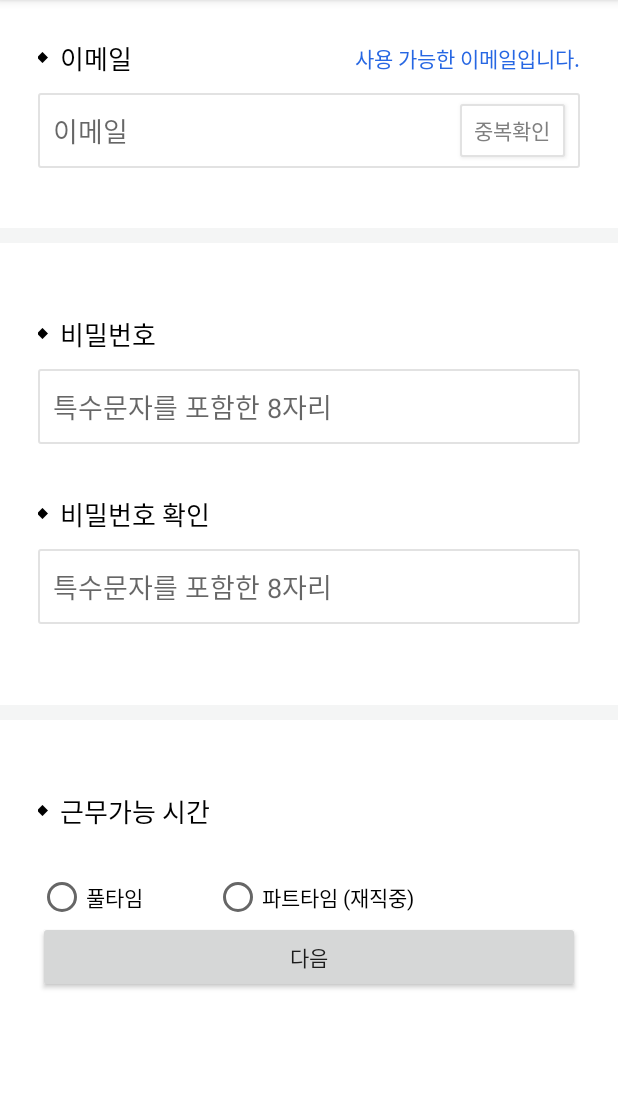
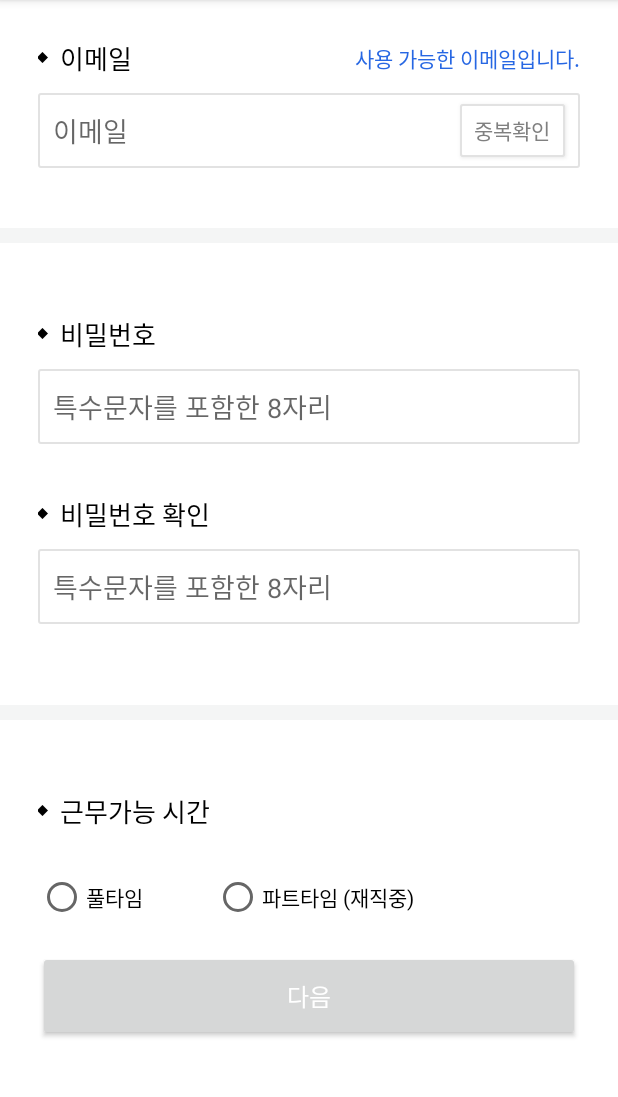
Before and after one commit to cyhaz/uiTestHard01, an Android app: the screen it shows after launch (SignUpActivity), on a phone screen of 412 x 824 dp, the part 84-1181 px from its top. Run offline under Robolectric (Android 15) with nearby library versions, the phone set to English and light mode, and no system bars.

Commit message:
전체 마무리 1

```diff
--- a/app/src/main/res/layout/activity_sign_up.xml
+++ b/app/src/main/res/layout/activity_sign_up.xml
@@ -7,6 +7,15 @@
     android:orientation="vertical"
     android:background="#FFFFFF"
     tools:context=".SignUpActivity">
+
+    <ScrollView
+        android:layout_width="match_parent"
+        android:layout_height="match_parent">
+
+        <LinearLayout
+            android:layout_width="match_parent"
+            android:layout_height="wrap_content"
+            android:orientation="vertical">
 
             <!-- 이메일 -->
             <LinearLayout
@@ -226,13 +235,20 @@
 
                 </RadioGroup>
 
+                // 다음 버튼
                 <Button
+                    android:layout_marginTop="20dp"
                     android:layout_width="match_parent"
-            android:layout_height="wrap_content"
-            android:text="다음"/>
+                    android:layout_height="60dp"
+                    android:text="다음"
+                    android:textSize="16dp"
+                    android:textColor="#FFFFFF"/>
 
 
             </LinearLayout>
 
+        </LinearLayout>
+
+    </ScrollView>
 
 </LinearLayout>
```
Lines whose indentation alone changed are shown as unchanged.
